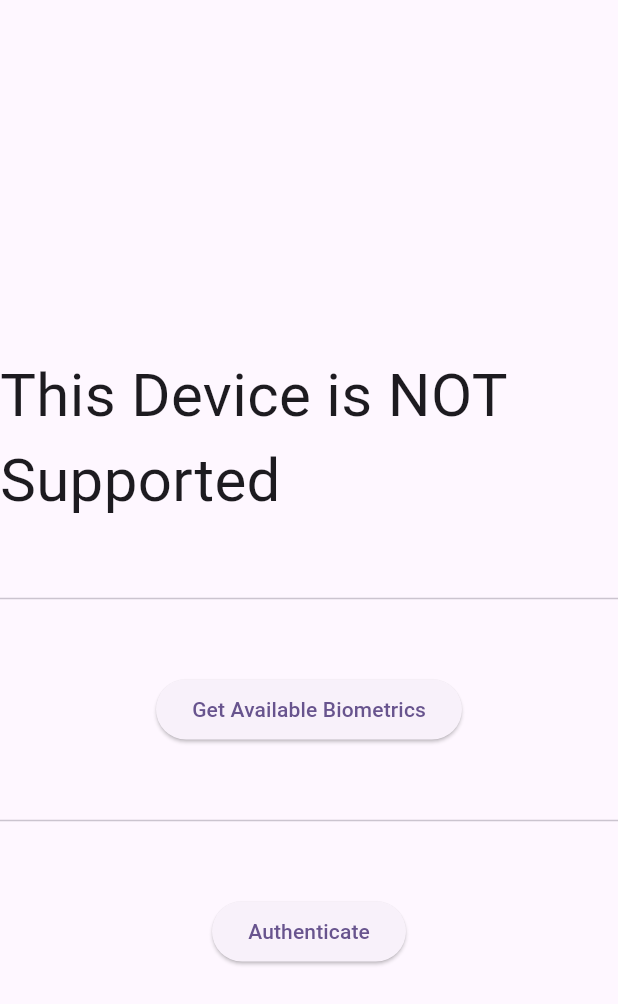
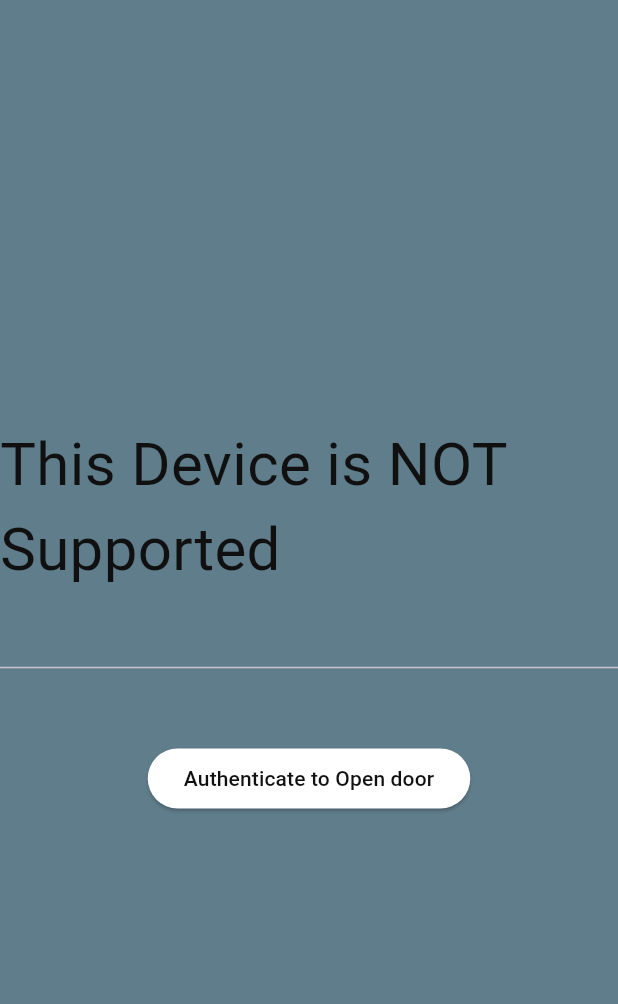
Before and after one commit to EngAhmed2/Biometric_Senors, a Flutter app: the screen it shows after launch, on a phone screen of 412 x 824 dp. Shown: the top 1004 px of the screen. Run offline on Flutter 3.47's test engine with Material 3 defaults, Android fonts, the phone set to English and light mode, and no system bars; our stand-ins replace local_auth.

Commit message:
change Authenticate button function

```diff
--- a/biometric_authentication/lib/screens/home_screen.dart
+++ b/biometric_authentication/lib/screens/home_screen.dart
@@ -10,30 +10,23 @@ class Home extends StatefulWidget {
 }
 
 class _HomeState extends State<Home> {
-
   late final LocalAuthentication auth;
   bool _supportState = false;
+  Color authenticateColor = Colors.white;
+
   @override
   initState() {
     super.initState();
     auth = LocalAuthentication();
-    auth.isDeviceSupported().then((bool isSupported) => setState((){
-      _supportState = isSupported;
-    }),
-    );
+    auth.isDeviceSupported().then(
+          (bool isSupported) => setState(() {
+            _supportState = isSupported;
+          }),
+        );
   }
 
-  Future<void> _getAvailableBiometrics() async{
-    List<BiometricType> availableBiometrics = await auth.getAvailableBiometrics();
-
-    print("List of available Biometrics : $availableBiometrics");
-    if (!mounted){
-      return;
-    }
-  }
-
-  Future<void> _authenticate() async{
-    try{
+  Future<void> _authenticate() async {
+    try {
       bool authenticated = await auth.authenticate(
         localizedReason: 'Subscribe to open Door',
         options: const AuthenticationOptions(
@@ -41,8 +34,15 @@ class _HomeState extends State<Home> {
           biometricOnly: true,
         ),
       );
-      print("Authenticated: $authenticated");
-    }on PlatformException catch(e){
+      if (authenticated) {
+        setState(() {
+          authenticateColor = Colors.green;
+        });
+      }
+    } on PlatformException catch (e) {
+      setState(() {
+        authenticateColor = Colors.red;
+      });
       print("Authenticate exception : $e");
     }
   }
@@ -50,22 +50,34 @@ class _HomeState extends State<Home> {
   @override
   Widget build(BuildContext context) {
     return Scaffold(
-      appBar: AppBar(),
+      backgroundColor: Colors.blueGrey,
       body: Column(
         mainAxisAlignment: MainAxisAlignment.center,
         children: [
           if (_supportState)
-            const Text('This Device is Supported',)
+            const Text(
+              'This Device is Support Biometric Sensors',
+              style: TextStyle(fontSize: 18, fontWeight: FontWeight.w900,),
+            )
           else
-            const Text('This Device is NOT Supported',style: TextStyle(fontSize: 40,),),
-
-          const Divider(height: 100,),
-
-          ElevatedButton(onPressed: _getAvailableBiometrics, child: const Text('Get Available Biometrics',),),
-
-          const Divider(height: 100,),
-
-          ElevatedButton(onPressed: _authenticate , child: const Text('Authenticate'),),
+            const Text(
+              'This Device is NOT Supported',
+              style: TextStyle(
+                fontSize: 40,
+                color: Color(0xff101010),
+              ),
+            ),
+          const Divider(
+            height: 100,
+          ),
+          ElevatedButton(
+            onPressed: _authenticate,
+            style: ElevatedButton.styleFrom(backgroundColor: authenticateColor),
+            child: const Text(
+              'Authenticate to Open door',
+              style: TextStyle(color: Color(0xff101010)),
+            ),
+          ),
         ],
       ),
     );
```
